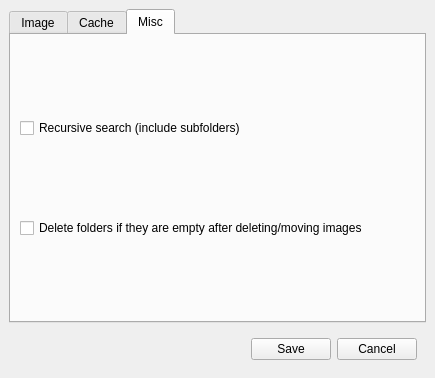
Before: the Qt Designer form doppelganger/preferences.ui in max-dw-i/myfyrio, drawn with Qt 5.
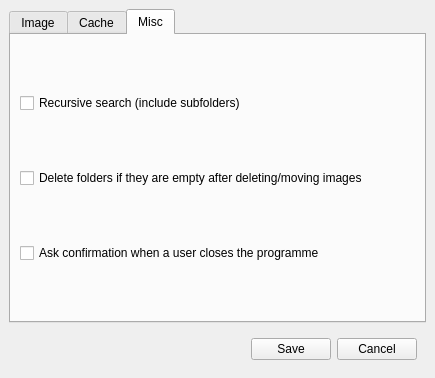
After: the same form once the commit is applied. Icons and pictures are not drawn.

Commit message: Add option for asking confirmation when exit

What changed in the file:
```diff
--- a/doppelganger/preferences.ui
+++ b/doppelganger/preferences.ui
@@ -143,6 +143,13 @@
           </property>
          </widget>
         </item>
+        <item>
+         <widget class="QCheckBox" name="closeBox">
+          <property name="text">
+           <string>Ask confirmation when a user closes the programme</string>
+          </property>
+         </widget>
+        </item>
        </layout>
       </widget>
      </widget>
```
The commit also changes 3 other files.
